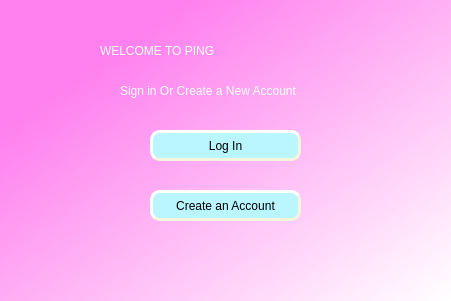
Before: the Qt Designer form login.ui in devashishpan/Chat_Server, drawn with Qt 5.
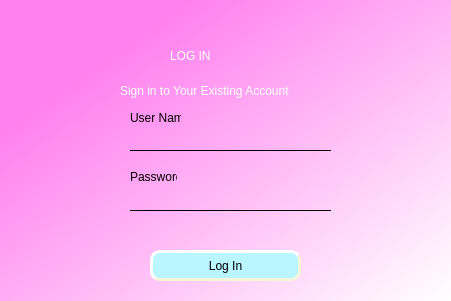
After: the same form once the commit is applied.

Commit message: Added A login Screen with username and password field.

```diff
--- a/login.ui
+++ b/login.ui
@@ -2,6 +2,14 @@
 <ui version="4.0">
  <class>Dialog</class>
  <widget class="QDialog" name="Dialog">
+  <property name="geometry">
+   <rect>
+    <x>0</x>
+    <y>0</y>
+    <width>451</width>
+    <height>301</height>
+   </rect>
+  </property>
   <property name="windowTitle">
    <string>Dialog</string>
   </property>
@@ -23,10 +31,10 @@
    <widget class="QLabel" name="label">
     <property name="geometry">
      <rect>
-      <x>100</x>
-      <y>30</y>
-      <width>271</width>
-      <height>41</height>
+      <x>170</x>
+      <y>40</y>
+      <width>101</width>
+      <height>31</height>
      </rect>
     </property>
     <property name="styleSheet">
@@ -35,10 +43,10 @@
 color: white;</string>
     </property>
     <property name="text">
-     <string>WELCOME TO PING</string>
+     <string>LOG IN</string>
     </property>
    </widget>
-   <widget class="QLabel" name="label_2">
+   <widget class="QLabel" name="signin">
     <property name="geometry">
      <rect>
       <x>120</x>
@@ -52,14 +60,14 @@
 color: white;</string>
     </property>
     <property name="text">
-     <string>Sign in Or Create a New Account</string>
+     <string>Sign in to Your Existing Account</string>
     </property>
    </widget>
    <widget class="QPushButton" name="pushButton">
     <property name="geometry">
      <rect>
       <x>150</x>
-      <y>130</y>
+      <y>250</y>
       <width>151</width>
       <height>31</height>
      </rect>
@@ -77,26 +85,89 @@
      <string>Log In</string>
     </property>
    </widget>
-   <widget class="QPushButton" name="pushButton_3">
+   <widget class="QLineEdit" name="username">
     <property name="geometry">
      <rect>
-      <x>150</x>
+      <x>130</x>
+      <y>130</y>
+      <width>201</width>
+      <height>21</height>
+     </rect>
+    </property>
+    <property name="styleSheet">
+     <string notr="true">	text-transform: capitalize;
+	font: 12pt &quot;MS Reference Sans Serif&quot;;
+    width: 100%;
+    box-sizing: border-box;
+    outline: none;
+    border: none;
+    border-bottom: 1px solid #000000;
+    color: #07315B;
+	background-color:transparent;</string>
+    </property>
+   </widget>
+   <widget class="QLabel" name="label_1">
+    <property name="geometry">
+     <rect>
+      <x>130</x>
+      <y>110</y>
+      <width>51</width>
+      <height>16</height>
+     </rect>
+    </property>
+    <property name="text">
+     <string>User Name</string>
+    </property>
+   </widget>
+   <widget class="QLabel" name="label_2">
+    <property name="geometry">
+     <rect>
+      <x>130</x>
+      <y>170</y>
+      <width>47</width>
+      <height>13</height>
+     </rect>
+    </property>
+    <property name="text">
+     <string>Password</string>
+    </property>
+   </widget>
+   <widget class="QLabel" name="error">
+    <property name="geometry">
+     <rect>
+      <x>130</x>
+      <y>220</y>
+      <width>201</width>
+      <height>16</height>
+     </rect>
+    </property>
+    <property name="styleSheet">
+     <string notr="true">color: rgb(255, 0, 0);
+font: 75 10pt &quot;Yu Gothic&quot;;</string>
+    </property>
+    <property name="text">
+     <string/>
+    </property>
+   </widget>
+   <widget class="QLineEdit" name="password">
+    <property name="geometry">
+     <rect>
+      <x>130</x>
       <y>190</y>
-      <width>151</width>
-      <height>31</height>
+      <width>201</width>
+      <height>21</height>
      </rect>
     </property>
     <property name="styleSheet">
-     <string notr="true">border-style: outset;
-border-width: 3px;
-font:  8pt &quot;Arial Black&quot;;
-border-radius: 10px;
-border-color: beige;
-background-color: rgb(185, 246, 255);
-</string>
-    </property>
-    <property name="text">
-     <string>Create an Account</string>
+     <string notr="true">	text-transform: capitalize;
+	font: 12pt &quot;MS Reference Sans Serif&quot;;
+    width: 100%;
+    box-sizing: border-box;
+    outline: none;
+    border: none;
+    border-bottom: 1px solid #000000;
+    color: #07315B;
+	background-color:transparent;</string>
     </property>
    </widget>
   </widget>
```
Left out of the diff: 4 changed lines with no effect on the pictures. The commit also changes 2 other files.
